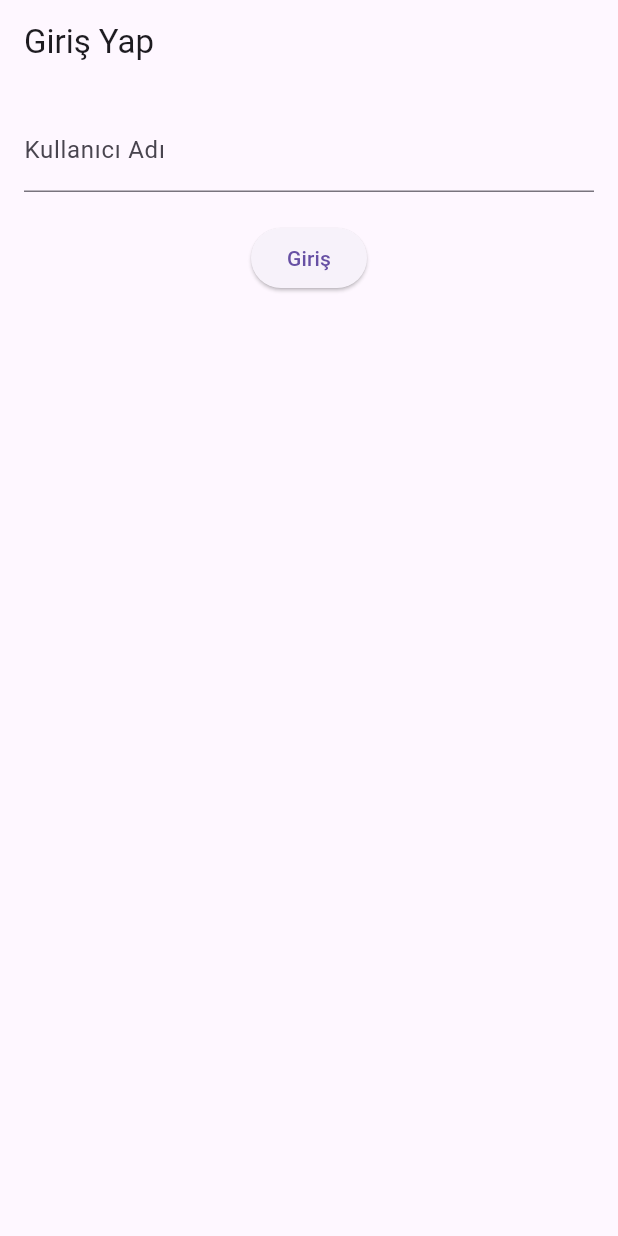
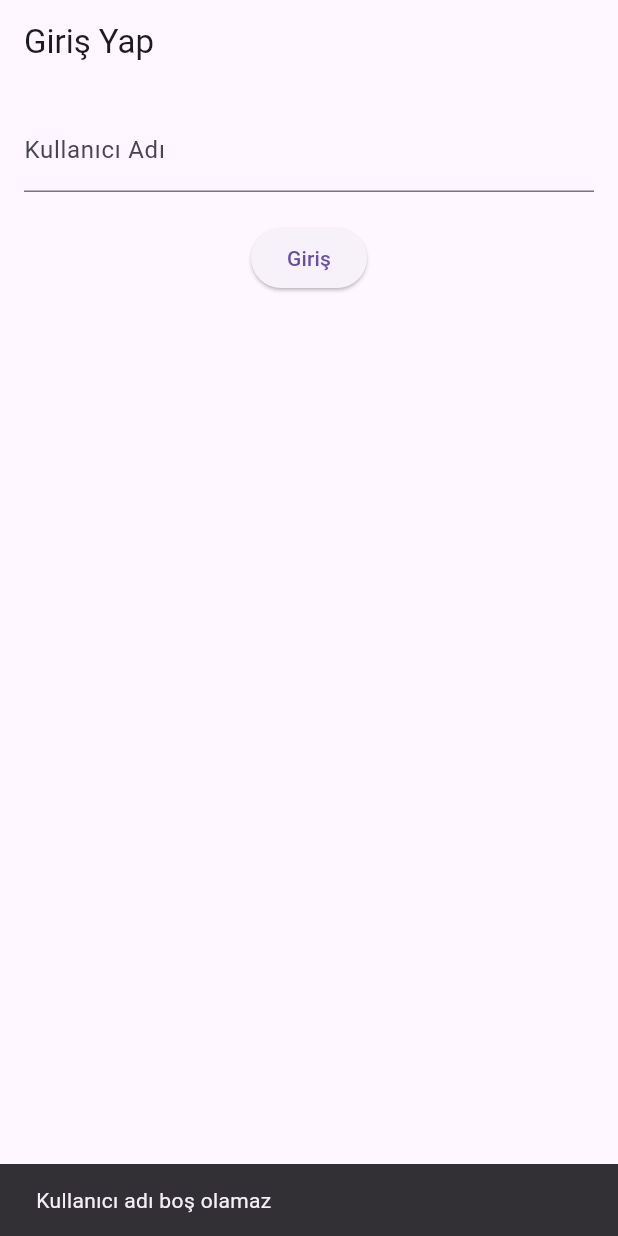
Before and after one commit to BusraEbrar-2/merge-deneme-projesi, a Flutter app: the screen it shows after launch, after a tap on "Giriş", on a phone screen of 412 x 824 dp. Run offline on Flutter 3.47's test engine with Material 3 defaults, Android fonts, the phone set to English and light mode, and no system bars.

Commit message:
branch1commit

```diff
--- a/lib/login_screen.dart
+++ b/lib/login_screen.dart
@@ -1,4 +1,5 @@
 import 'package:flutter/material.dart';
+import 'home_screen.dart';
 
 class LoginScreen extends StatelessWidget {
   final TextEditingController _usernameController = TextEditingController();
@@ -18,11 +19,19 @@ class LoginScreen extends StatelessWidget {
             SizedBox(height: 20),
             ElevatedButton(
               onPressed: () {
-                // Henüz hiçbir ekrana geçiş yok, çünkü home_screen eklenmedi
                 String username = _usernameController.text;
                 if (username.isNotEmpty) {
+                  // Kullanıcı adı boş değilse HomeScreen'e geçiş yapalım
+                  Navigator.push(
+                    context,
+                    MaterialPageRoute(
+                      builder: (context) => HomeScreen(username: username),
+                    ),
+                  );
+                } else {
+                  // Kullanıcı adı boş ise hata mesajı gösterelim
                   ScaffoldMessenger.of(context).showSnackBar(
-                    SnackBar(content: Text('Hoş geldin, $username')),
+                    SnackBar(content: Text('Kullanıcı adı boş olamaz')),
                   );
                 }
               },
```
Also changed, not shown: lib/home_screen.dart (added, +17 -0 lines).
